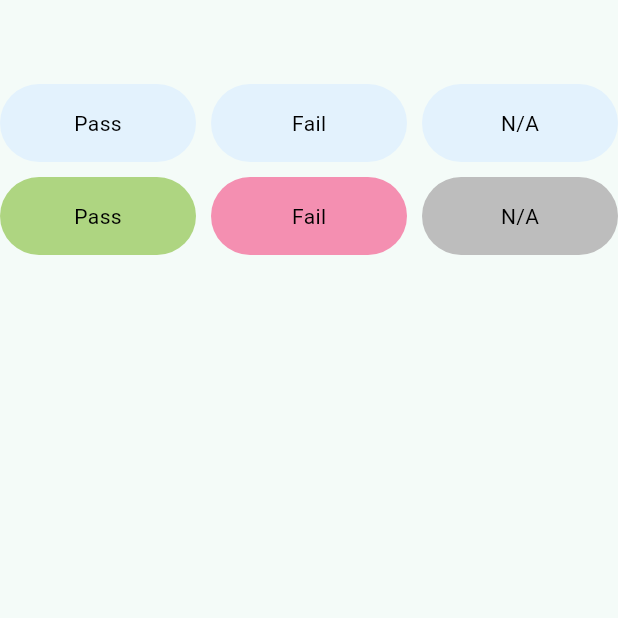
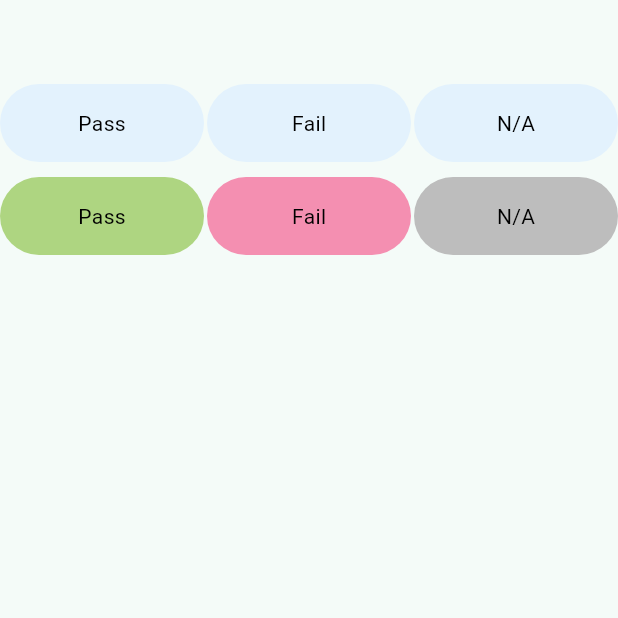
Before and after one commit to toluene5019/test_widgets, a Flutter app: the screen it shows after launch, on a phone screen of 412 x 824 dp, the top half of it. Run offline on Flutter 3.47's test engine with Material 3 defaults, Android fonts, the phone set to English and light mode, and no system bars; our stand-ins replace flutter_svg, share_plus.

Commit message:
small fix view of widgets

```diff
--- a/lib/pages/display_status_page.dart
+++ b/lib/pages/display_status_page.dart
@@ -12,7 +12,7 @@ class DisplayStatusPage extends StatelessWidget {
         child: Column(
           children: [
             Row(
-              mainAxisAlignment: MainAxisAlignment.spaceEvenly,
+              mainAxisAlignment: MainAxisAlignment.spaceBetween,
               children: [
                 Expanded(
                   child: DisplayStatusWidget(
@@ -21,7 +21,7 @@ class DisplayStatusPage extends StatelessWidget {
                     text: 'Pass',
                   ),
                 ),
-                SizedBox(width: 10),
+                SizedBox(width: 2),
                 Expanded(
                   child: DisplayStatusWidget(
                     status: Status.fail,
@@ -29,7 +29,7 @@ class DisplayStatusPage extends StatelessWidget {
                     text: 'Fail',
                   ),
                 ),
-                SizedBox(width: 10),
+                SizedBox(width: 2),
                 Expanded(
                   child: DisplayStatusWidget(
                     isActive: false,
@@ -50,7 +50,7 @@ class DisplayStatusPage extends StatelessWidget {
                     text: 'Pass',
                   ),
                 ),
-                SizedBox(width: 10),
+                SizedBox(width: 2),
                 Expanded(
                   child: DisplayStatusWidget(
                     status: Status.fail,
@@ -58,7 +58,7 @@ class DisplayStatusPage extends StatelessWidget {
                     text: 'Fail',
                   ),
                 ),
-                SizedBox(width: 10),
+                SizedBox(width: 2),
                 Expanded(
                   child: DisplayStatusWidget(
                     isActive: true,
```
